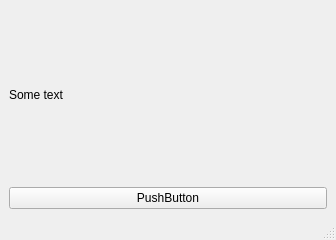
Old version of the form ThirdHW3/mainwindow.ui in the repository maxx777888/QtHomeW.
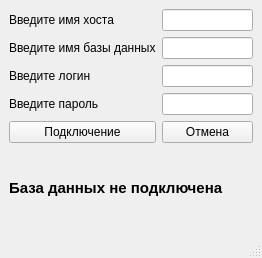
New version of the form.

The edit to the form file:
```diff
--- a/ThirdHW3/mainwindow.ui
+++ b/ThirdHW3/mainwindow.ui
@@ -6,30 +6,96 @@
    <rect>
     <x>0</x>
     <y>0</y>
-    <width>336</width>
-    <height>240</height>
+    <width>262</width>
+    <height>258</height>
    </rect>
   </property>
   <property name="windowTitle">
    <string>MainWindow</string>
   </property>
   <widget class="QWidget" name="centralwidget">
-   <layout class="QGridLayout" name="gridLayout_2">
+   <layout class="QGridLayout" name="gridLayout">
     <item row="0" column="0">
-     <layout class="QGridLayout" name="gridLayout">
-      <item row="0" column="0">
-       <widget class="QLabel" name="label">
-        <property name="text">
-         <string>Some text</string>
-        </property>
-       </widget>
-      </item>
-     </layout>
+     <widget class="QLabel" name="lt_hostname">
+      <property name="text">
+       <string>Введите имя хоста</string>
+      </property>
+     </widget>
+    </item>
+    <item row="0" column="1">
+     <widget class="QLineEdit" name="le_hostname">
+      <property name="minimumSize">
+       <size>
+        <width>0</width>
+        <height>0</height>
+       </size>
+      </property>
+     </widget>
     </item>
     <item row="1" column="0">
-     <widget class="QPushButton" name="pushButton">
+     <widget class="QLabel" name="lt_dbname">
       <property name="text">
-       <string>PushButton</string>
+       <string>Введите имя базы данных</string>
+      </property>
+     </widget>
+    </item>
+    <item row="1" column="1">
+     <widget class="QLineEdit" name="le_dbname"/>
+    </item>
+    <item row="2" column="0">
+     <widget class="QLabel" name="lt_login">
+      <property name="text">
+       <string>Введите логин</string>
+      </property>
+     </widget>
+    </item>
+    <item row="2" column="1">
+     <widget class="QLineEdit" name="le_login"/>
+    </item>
+    <item row="3" column="0">
+     <widget class="QLabel" name="lt_password">
+      <property name="text">
+       <string>Введите пароль</string>
+      </property>
+     </widget>
+    </item>
+    <item row="3" column="1">
+     <widget class="QLineEdit" name="le_password"/>
+    </item>
+    <item row="4" column="0">
+     <widget class="QPushButton" name="pb_conn">
+      <property name="text">
+       <string>Подключение</string>
+      </property>
+     </widget>
+    </item>
+    <item row="4" column="1">
+     <widget class="QPushButton" name="pb_cancel">
+      <property name="text">
+       <string>Отмена</string>
+      </property>
+     </widget>
+    </item>
+    <item row="5" column="0" colspan="2">
+     <widget class="QLabel" name="lt_conn">
+      <property name="font">
+       <font>
+        <family>Arial</family>
+        <pointsize>11</pointsize>
+        <bold>true</bold>
+       </font>
+      </property>
+      <property name="autoFillBackground">
+       <bool>false</bool>
+      </property>
+      <property name="lineWidth">
+       <number>2</number>
+      </property>
+      <property name="text">
+       <string>База данных не подключена</string>
+      </property>
+      <property name="margin">
+       <number>15</number>
       </property>
      </widget>
     </item>
```
Left out of the diff: 69 changed lines with no effect on the pictures.
